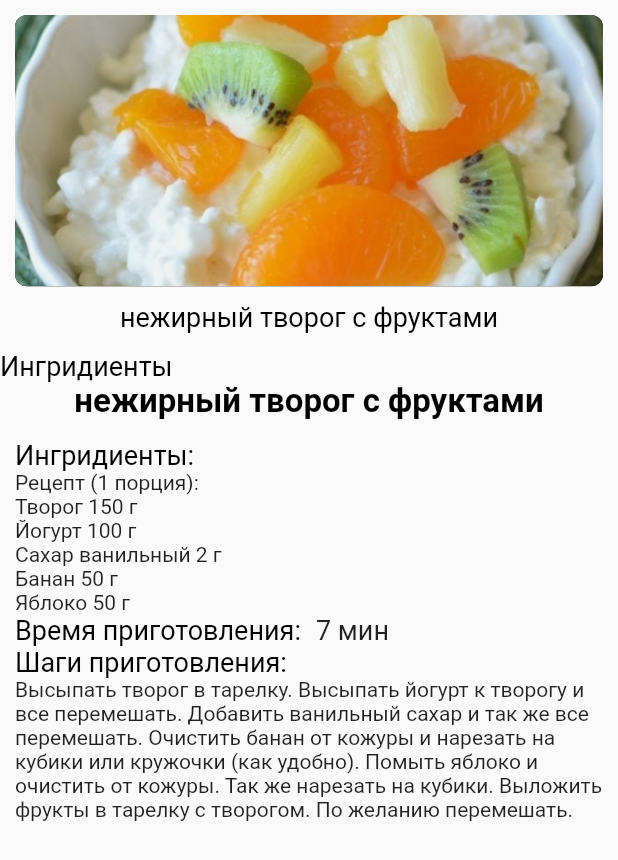
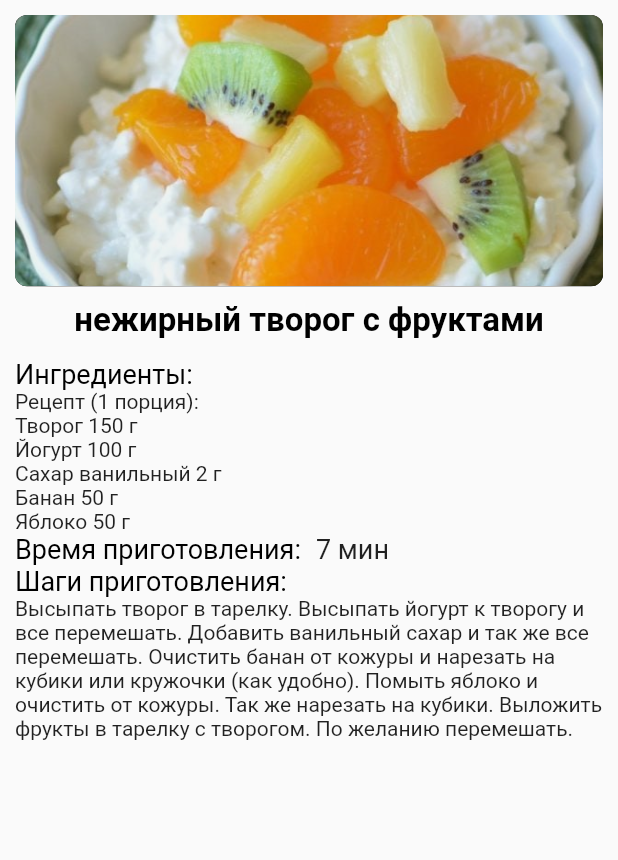
Before and after one commit to MrSolo501/Health-Helper, a Flutter app: the DescriptionRecipe widget shown alone on an empty page, opened directly, on a phone screen of 412 x 824 dp. Shown: the top 860 px of the screen. Run offline on Flutter 3.47's test engine with Material 2 defaults, Android fonts, the phone set to English and light mode, and no system bars; our stand-ins replace flutter_screenutil, get; network calls fail.

Commit message:
исправление мелких ошибок

```diff
--- a/lib/recipe/extened_recipe.dart
+++ b/lib/recipe/extened_recipe.dart
@@ -32,13 +32,6 @@ class DescriptionRecipe extends StatelessWidget {
                   image: AssetImage(image),
                   fit: BoxFit.cover)),
         ),
-        Center(child:Text(
-          title,style:TextStyle(color:Colors.black,fontSize: 18)
-        )),
-        SizedBox(height: 12.h),
-        Text('Ингридиенты'
-            ,style:TextStyle(color:Colors.black,fontSize: 18)
-        ),
         Center(
             child: Text(title,
                 style: TextStyle(
@@ -48,7 +41,7 @@ class DescriptionRecipe extends StatelessWidget {
         SizedBox(height: 12),
         Padding(
             padding: EdgeInsets.symmetric(horizontal: 10),
-            child: Text('Ингридиенты:',
+            child: Text('Ингредиенты:',
                 style: TextStyle(color: Colors.black, fontSize: 18))),
         Padding(
             padding: EdgeInsets.symmetric(horizontal: 10),
```
